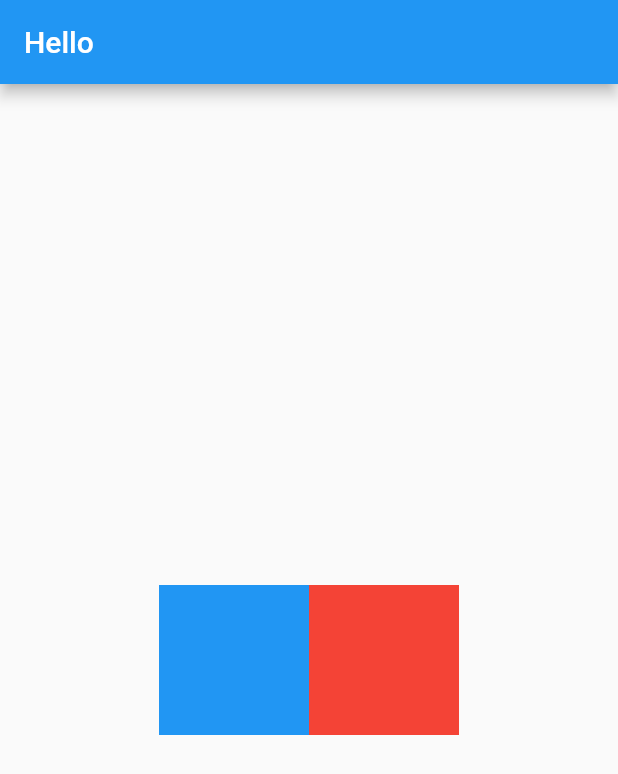
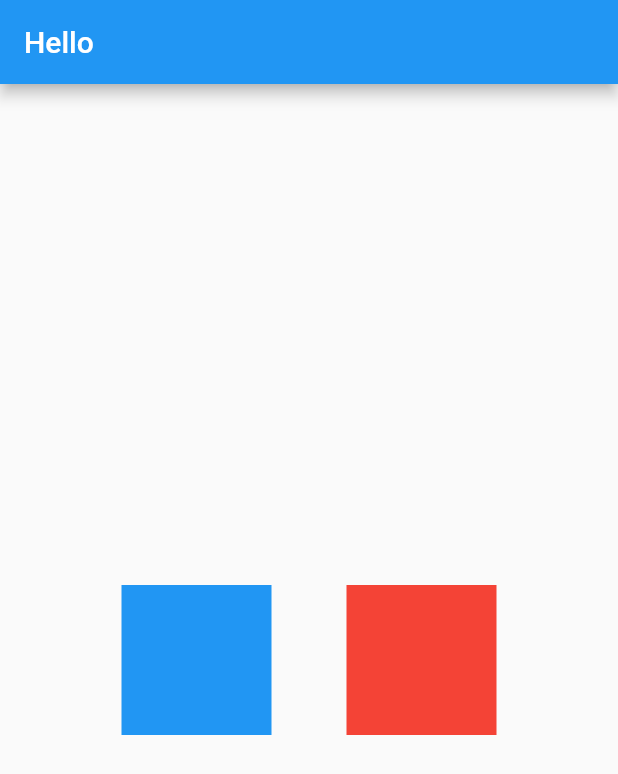
Before and after one commit to moshOntong-IT/flutter_forward, a Flutter app: the screen it shows after launch, on a phone screen of 412 x 824 dp. Shown: the top 774 px of the screen. Run offline on Flutter 3.47's test engine with Material 2 defaults, Android fonts, the phone set to English and light mode, and no system bars.

Commit message:
Update home_screen.dart
change sizedbox height into width

```diff
--- a/lib/screen/home_screen.dart
+++ b/lib/screen/home_screen.dart
@@ -33,7 +33,7 @@ class HomeScreen extends StatelessWidget {
           ///* set to 50, which means that there will be 50 pixels of empty
           ///* space between the two Container widgets.
           const SizedBox(
-            height: 50,
+            width: 50,
           ),
           Center(
             child: Container(
```
